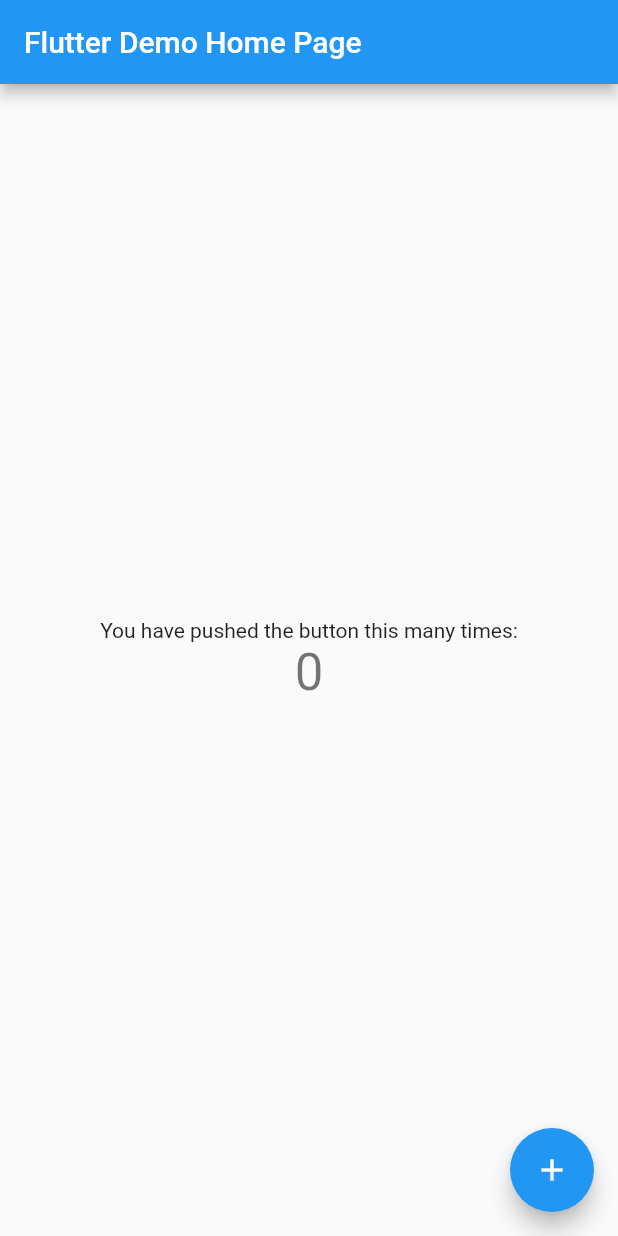
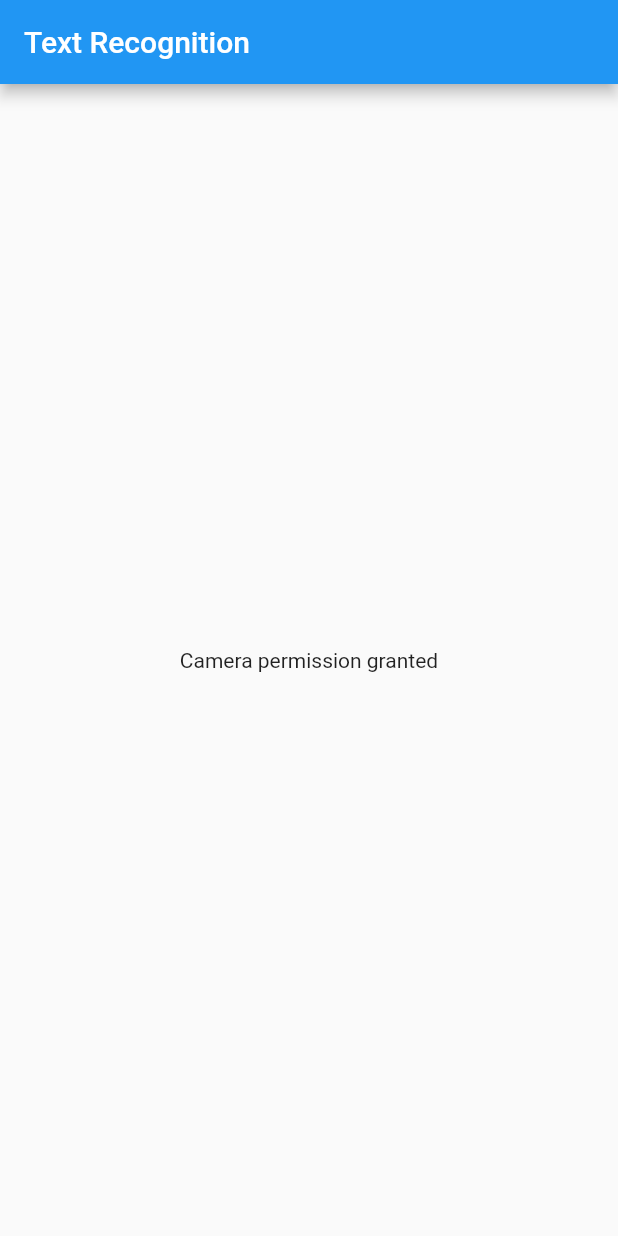
Before and after one commit to k-ayyy/flutter-text-recognition, a Flutter app: the screen it shows after launch, on a phone screen of 412 x 824 dp. Run offline on Flutter 3.47's test engine with Material 2 defaults, Android fonts, the phone set to English and light mode, and no system bars; our stand-ins replace permission_handler.

Commit message:
request permission

```diff
--- a/lib/main.dart
+++ b/lib/main.dart
@@ -1,4 +1,5 @@
 import 'package:flutter/material.dart';
+import 'package:text_recognition_flutter/mainscreen.dart';
 
 void main() {
   runApp(const MyApp());
@@ -24,92 +25,7 @@
         // is not restarted.
         primarySwatch: Colors.blue,
       ),
-      home: const MyHomePage(title: 'Flutter Demo Home Page'),
+      home: const MainScreen(),
     );
   }
 }
-
-class MyHomePage extends StatefulWidget {
-  const MyHomePage({Key? key, required this.title}) : super(key: key);
-
-  // This widget is the home page of your application. It is stateful, meaning
-  // that it has a State object (defined below) that contains fields that affect
-  // how it looks.
-
-  // This class is the configuration for the state. It holds the values (in this
-  // case the title) provided by the parent (in this case the App widget) and
-  // used by the build method of the State. Fields in a Widget subclass are
-  // always marked "final".
-
-  final String title;
-
-  @override
-  State<MyHomePage> createState() => _MyHomePageState();
-}
-
-class _MyHomePageState extends State<MyHomePage> {
-  int _counter = 0;
-
-  void _incrementCounter() {
-    setState(() {
-      // This call to setState tells the Flutter framework that something has
-      // changed in this State, which causes it to rerun the build method below
-      // so that the display can reflect the updated values. If we changed
-      // _counter without calling setState(), then the build method would not be
-      // called again, and so nothing would appear to happen.
-      _counter++;
-    });
-  }
-
-  @override
-  Widget build(BuildContext context) {
-    // This method is rerun every time setState is called, for instance as done
-    // by the _incrementCounter method above.
-    //
-    // The Flutter framework has been optimized to make rerunning build methods
-    // fast, so that you can just rebuild anything that needs updating rather
-    // than having to individually change instances of widgets.
-    return Scaffold(
-      appBar: AppBar(
-        // Here we take the value from the MyHomePage object that was created by
-        // the App.build method, and use it to set our appbar title.
-        title: Text(widget.title),
-      ),
-      body: Center(
-        // Center is a layout widget. It takes a single child and positions it
-        // in the middle of the parent.
-        child: Column(
-          // Column is also a layout widget. It takes a list of children and
-          // arranges them vertically. By default, it sizes itself to fit its
-          // children horizontally, and tries to be as tall as its parent.
-          //
-          // Invoke "debug painting" (press "p" in the console, choose the
-          // "Toggle Debug Paint" action from the Flutter Inspector in Android
-          // Studio, or the "Toggle Debug Paint" command in Visual Studio Code)
-          // to see the wireframe for each widget.
-          //
-          // Column has various properties to control how it sizes itself and
-          // how it positions its children. Here we use mainAxisAlignment to
-          // center the children vertically; the main axis here is the vertical
-          // axis because Columns are vertical (the cross axis would be
-          // horizontal).
-          mainAxisAlignment: MainAxisAlignment.center,
-          children: <Widget>[
-            const Text(
-              'You have pushed the button this many times:',
-            ),
-            Text(
-              '$_counter',
-              style: Theme.of(context).textTheme.headline4,
-            ),
-          ],
-        ),
-      ),
-      floatingActionButton: FloatingActionButton(
-        onPressed: _incrementCounter,
-        tooltip: 'Increment',
-        child: const Icon(Icons.add),
-      ), // This trailing comma makes auto-formatting nicer for build methods.
-    );
-  }
-}
--- /dev/null
+++ b/lib/mainscreen.dart
@@ -0,0 +1,62 @@
+import 'package:flutter/material.dart';
+import 'package:permission_handler/permission_handler.dart';
+
+class MainScreen extends StatefulWidget {
+  const MainScreen({super.key});
+
+  @override
+  State<MainScreen> createState() => _MainScreenState();
+}
+
+class _MainScreenState extends State<MainScreen> with WidgetsBindingObserver {
+  // Control of the lifecycle of the main widget
+  bool _isPermissionGranted = false;
+
+  late final Future<void> _future;
+
+  @override
+  void initState() {
+    super.initState();
+    WidgetsBinding.instance.addObserver(this);
+    _future = _requestCameraPermission();
+  }
+
+  @override
+  void dispose() {
+    super.dispose();
+    WidgetsBinding.instance.removeObserver(this);
+  }
+
+  @override
+
+// private method for handling camera request permission
+  Future<void> _requestCameraPermission() async {
+    final permissionStatus = await Permission.camera.request();
+    _isPermissionGranted = permissionStatus == PermissionStatus.granted;
+  }
+
+  @override
+  Widget build(BuildContext context) {
+    return FutureBuilder(
+      future: _future,
+      builder: (BuildContext context, AsyncSnapshot snapshot) {
+        return Scaffold(
+          appBar: AppBar(
+            title: const Text('Text Recognition'),
+          ),
+          body: Center(
+            child: Container(
+              padding: const EdgeInsets.only(left: 24.0, right: 24.0),
+              child: Text(
+                _isPermissionGranted
+                    ? 'Camera permission granted'
+                    : 'Camera permission not granted',
+                textAlign: TextAlign.center,
+              ),
+            ),
+          ),
+        );
+      },
+    );
+  }
+}
--- a/pubspec.yaml
+++ b/pubspec.yaml
@@ -31,6 +31,11 @@
     sdk: flutter
 
   cupertino_icons: ^1.0.2
+
+  # Additional dependencies that are manually added
+  google_mlkit_text_recognition: ^0.5.0
+  permission_handler: ^10.2.0
+  camera: ^0.10.2
 
 dev_dependencies:
   flutter_test:
```
Also changed, not shown: pubspec.lock, 5 other files.
